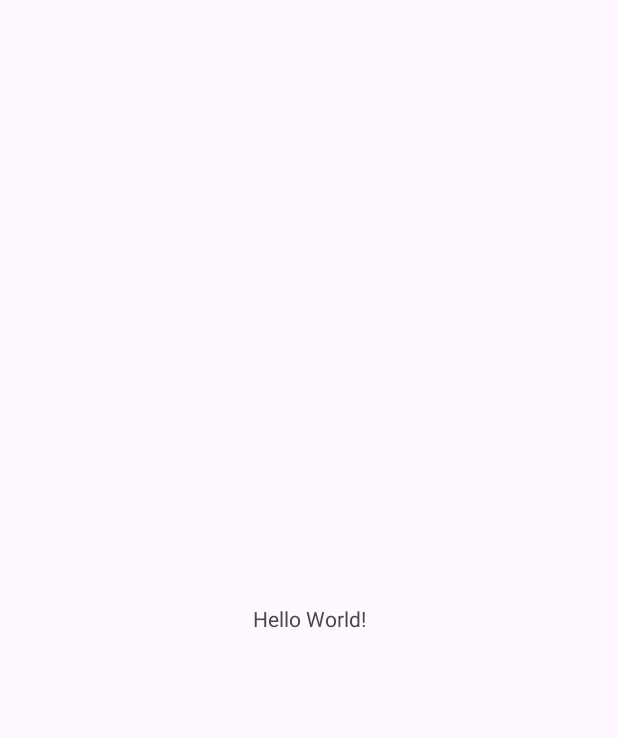
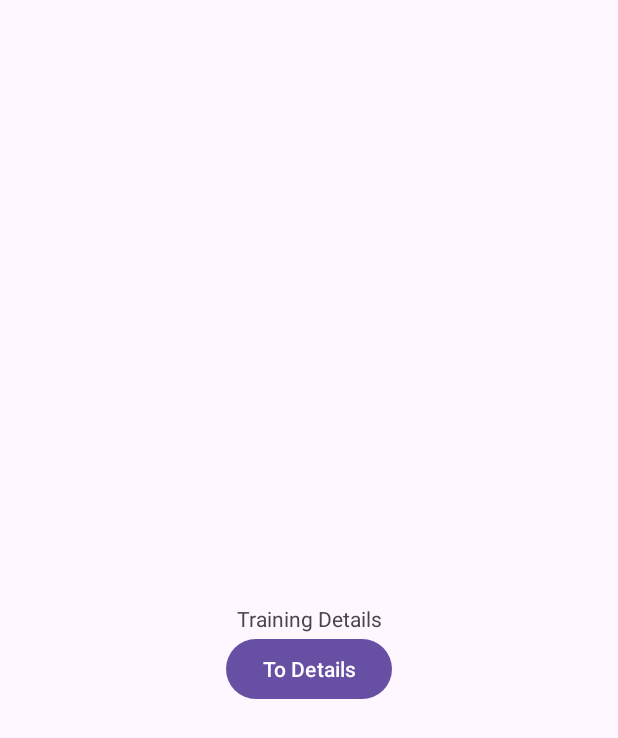
Before and after one commit to GeorgeKusenkov/Kolsanovafit-Test-App, an Android app: the screen it shows after launch (MainActivity), on a phone screen of 412 x 824 dp. Before the commit the part shown is almost empty. Shown: the top 738 px of the screen. Run offline under Robolectric (Android 15) with nearby library versions, the phone set to English and light mode, and no system bars.

Commit message:
Add navigation

```diff
--- a/app/src/main/java/com/kolsanovafit/app/MainActivity.kt
+++ b/app/src/main/java/com/kolsanovafit/app/MainActivity.kt
@@ -5,13 +5,15 @@ import androidx.activity.enableEdgeToEdge
 import androidx.appcompat.app.AppCompatActivity
 import androidx.core.view.ViewCompat
 import androidx.core.view.WindowInsetsCompat
+import androidx.navigation.findNavController
 
 class MainActivity : AppCompatActivity() {
+
     override fun onCreate(savedInstanceState: Bundle?) {
         super.onCreate(savedInstanceState)
         enableEdgeToEdge()
         setContentView(R.layout.activity_main)
-        ViewCompat.setOnApplyWindowInsetsListener(findViewById(R.id.main)) { v, insets ->
+        ViewCompat.setOnApplyWindowInsetsListener(findViewById(R.id.nav_host_fragment)) { v, insets ->
             val systemBars = insets.getInsets(WindowInsetsCompat.Type.systemBars())
             v.setPadding(systemBars.left, systemBars.top, systemBars.right, systemBars.bottom)
             insets
--- a/app/src/main/res/layout/activity_main.xml
+++ b/app/src/main/res/layout/activity_main.xml
@@ -1,19 +1,10 @@
 <?xml version="1.0" encoding="utf-8"?>
-<androidx.constraintlayout.widget.ConstraintLayout xmlns:android="http://schemas.android.com/apk/res/android"
+<androidx.fragment.app.FragmentContainerView
+    xmlns:android="http://schemas.android.com/apk/res/android"
     xmlns:app="http://schemas.android.com/apk/res-auto"
-    xmlns:tools="http://schemas.android.com/tools"
-    android:id="@+id/main"
+    android:id="@+id/nav_host_fragment"
+    android:name="androidx.navigation.fragment.NavHostFragment"
     android:layout_width="match_parent"
     android:layout_height="match_parent"
-    tools:context=".MainActivity">
-
-    <TextView
-        android:layout_width="wrap_content"
-        android:layout_height="wrap_content"
-        android:text="Hello World!"
-        app:layout_constraintBottom_toBottomOf="parent"
-        app:layout_constraintEnd_toEndOf="parent"
-        app:layout_constraintStart_toStartOf="parent"
-        app:layout_constraintTop_toTopOf="parent" />
-
-</androidx.constraintlayout.widget.ConstraintLayout>
+    app:navGraph="@navigation/nav_graph"
+    app:defaultNavHost="true" />
--- /dev/null
+++ b/app/src/main/res/navigation/nav_graph.xml
@@ -0,0 +1,15 @@
+<?xml version="1.0" encoding="utf-8"?>
+<navigation
+    xmlns:android="http://schemas.android.com/apk/res/android"
+    xmlns:app="http://schemas.android.com/apk/res-auto"
+    android:id="@+id/nav_graph"
+    app:startDestination="@id/training_list_nav_graph">
+
+    <include
+        android:id="@+id/training_list_nav_graph"
+        app:graph="@navigation/training_list_nav_graph" />
+
+    <include
+        android:id="@+id/training_details_nav_graph"
+        app:graph="@navigation/training_details_nav_graph" />
+</navigation>
--- /dev/null
+++ b/feature-training-details/src/main/res/navigation/training_details_nav_graph.xml
@@ -0,0 +1,18 @@
+<?xml version="1.0" encoding="utf-8"?>
+<navigation xmlns:android="http://schemas.android.com/apk/res/android"
+    xmlns:app="http://schemas.android.com/apk/res-auto"
+    xmlns:tools="http://schemas.android.com/tools"
+    android:id="@+id/training_details_nav_graph"
+    app:startDestination="@id/trainingDetailsFragment">
+
+    <fragment
+        android:id="@+id/trainingDetailsFragment"
+        android:name="com.kolsanovafit.feature.training.details.TrainingDetailsFragment"
+        tools:layout="@layout/fragment_training_details">
+
+        <argument
+            android:name="trainingId"
+            app:argType="string" />
+    </fragment>
+
+</navigation>
--- /dev/null
+++ b/feature-training-details/src/main/res/values/strings.xml
@@ -0,0 +1,4 @@
+<resources>
+    <!-- TODO: Remove or change this placeholder text -->
+    <string name="hello_blank_fragment">Hello blank fragment</string>
+</resources>
--- a/feature-training-list/build.gradle.kts
+++ b/feature-training-list/build.gradle.kts
@@ -1,6 +1,7 @@
 plugins {
     alias(libs.plugins.android.library)
     alias(libs.plugins.kotlin.android)
+    alias(libs.plugins.navigation)
 }
 
 android {
@@ -27,6 +28,9 @@ android {
         sourceCompatibility = JavaVersion.VERSION_11
         targetCompatibility = JavaVersion.VERSION_11
     }
+    buildFeatures {
+        viewBinding = true
+    }
     kotlinOptions {
         jvmTarget = "11"
     }
@@ -37,6 +41,8 @@ dependencies {
     implementation(libs.androidx.core.ktx)
     implementation(libs.androidx.appcompat)
     implementation(libs.material)
+    implementation(libs.androidx.navigation.fragment.ktx)
+    implementation(libs.androidx.navigation.ui.ktx)
     testImplementation(libs.junit)
     androidTestImplementation(libs.androidx.junit)
     androidTestImplementation(libs.androidx.espresso.core)
--- /dev/null
+++ b/feature-training-list/src/main/java/com/kolsanovafit/feature/training/list/TrainingListFragment.kt
@@ -0,0 +1,51 @@
+package com.kolsanovafit.feature.training.list
+
+import android.os.Bundle
+import androidx.fragment.app.Fragment
+import android.view.LayoutInflater
+import android.view.View
+import android.view.ViewGroup
+import androidx.navigation.fragment.findNavController
+import com.kolsanovafit.feature.training.list.databinding.FragmentTrainingListBinding
+
+class TrainingListFragment : Fragment() {
+
+    private var _binding: FragmentTrainingListBinding? = null
+    private val binding get() = _binding!!
+
+    override fun onCreate(savedInstanceState: Bundle?) {
+        super.onCreate(savedInstanceState)
+    }
+
+    override fun onCreateView(
+        inflater: LayoutInflater, container: ViewGroup?,
+        savedInstanceState: Bundle?
+    ): View? {
+        _binding = FragmentTrainingListBinding.inflate(inflater, container, false)
+        return binding.root
+    }
+
+    override fun onViewCreated(view: View, savedInstanceState: Bundle?) {
+        super.onViewCreated(view, savedInstanceState)
+        setupClickListeners()
+
+    }
+
+    private fun setupClickListeners() {
+        // Например, для перехода к деталям тренировки
+        binding.toDetailsButton.setOnClickListener {
+            navigateToDetails("training_id_1")
+        }
+    }
+
+    private fun navigateToDetails(id: String) {
+        val action = TrainingListFragmentDirections
+            .actionListToDetails(trainingId = id)
+        findNavController().navigate(action)
+    }
+
+    override fun onDestroyView() {
+        super.onDestroyView()
+        _binding = null
+    }
+}
--- /dev/null
+++ b/feature-training-list/src/main/res/layout/fragment_training_list.xml
@@ -0,0 +1,31 @@
+<?xml version="1.0" encoding="utf-8"?>
+<androidx.constraintlayout.widget.ConstraintLayout
+    xmlns:android="http://schemas.android.com/apk/res/android"
+    xmlns:app="http://schemas.android.com/apk/res-auto"
+    xmlns:tools="http://schemas.android.com/tools"
+    android:layout_width="match_parent"
+    android:layout_height="match_parent"
+    tools:context=".TrainingListFragment">
+
+    <!-- TODO: Update blank fragment layout -->
+
+    <TextView
+        android:id="@+id/textView"
+        android:layout_width="wrap_content"
+        android:layout_height="wrap_content"
+        android:text="Training Details"
+        app:layout_constraintBottom_toBottomOf="parent"
+        app:layout_constraintEnd_toEndOf="parent"
+        app:layout_constraintStart_toStartOf="parent"
+        app:layout_constraintTop_toTopOf="parent" />
+
+    <Button
+        android:id="@+id/to_details_button"
+        android:layout_width="wrap_content"
+        android:layout_height="wrap_content"
+        android:text="To Details"
+        app:layout_constraintEnd_toEndOf="parent"
+        app:layout_constraintStart_toStartOf="parent"
+        app:layout_constraintTop_toBottomOf="@+id/textView" />
+
+</androidx.constraintlayout.widget.ConstraintLayout>
--- /dev/null
+++ b/feature-training-list/src/main/res/navigation/training_list_nav_graph.xml
@@ -0,0 +1,23 @@
+<?xml version="1.0" encoding="utf-8"?>
+<navigation
+    xmlns:android="http://schemas.android.com/apk/res/android"
+    xmlns:app="http://schemas.android.com/apk/res-auto"
+    xmlns:tools="http://schemas.android.com/tools"
+    android:id="@+id/training_list_nav_graph"
+    app:startDestination="@id/trainingListFragment">
+
+    <fragment
+        android:id="@+id/trainingListFragment"
+        android:name="com.kolsanovafit.feature.training.list.TrainingListFragment"
+        tools:layout="@layout/fragment_training_list">
+
+        <action
+            android:id="@+id/action_list_to_details"
+            app:destination="@id/training_details_nav_graph">
+            <argument
+                android:name="trainingId"
+                app:argType="string" />
+        </action>
+
+    </fragment>
+</navigation>
--- /dev/null
+++ b/feature-training-list/src/main/res/values/strings.xml
@@ -0,0 +1,4 @@
+<resources>
+    <!-- TODO: Remove or change this placeholder text -->
+    <string name="hello_blank_fragment">Hello blank fragment</string>
+</resources>
--- a/gradle/libs.versions.toml
+++ b/gradle/libs.versions.toml
@@ -9,6 +9,9 @@ appcompat = "1.7.0"
 material = "1.12.0"
 activity = "1.10.1"
 constraintlayout = "2.2.1"
+navigationFragmentKtx = "2.8.9"
+navigationUiKtx = "2.8.9"
+
 
 [libraries]
 androidx-core-ktx = { group = "androidx.core", name = "core-ktx", version.ref = "coreKtx" }
@@ -19,8 +22,11 @@ androidx-appcompat = { group = "androidx.appcompat", name = "appcompat", version
 material = { group = "com.google.android.material", name = "material", version.ref = "material" }
 androidx-activity = { group = "androidx.activity", name = "activity", version.ref = "activity" }
 androidx-constraintlayout = { group = "androidx.constraintlayout", name = "constraintlayout", version.ref = "constraintlayout" }
+androidx-navigation-fragment-ktx = { group = "androidx.navigation", name = "navigation-fragment-ktx", version.ref = "navigationFragmentKtx" }
+androidx-navigation-ui-ktx = { group = "androidx.navigation", name = "navigation-ui-ktx", version.ref = "navigationUiKtx" }
 
 [plugins]
 android-application = { id = "com.android.application", version.ref = "agp" }
 kotlin-android = { id = "org.jetbrains.kotlin.android", version.ref = "kotlin" }
 android-library = { id = "com.android.library", version.ref = "agp" }
+navigation = { id = "androidx.navigation.safeargs.kotlin", version.ref = "navigationFragmentKtx" }
```
Also changed, not shown: app/build.gradle.kts (+11 -0 lines), feature-training-details/build.gradle.kts (+7 -0 lines), feature-training-details/src/main/java/com/kolsanovafit/feature/training/details/TrainingDetailsFragment.kt (added, +43 -0 lines), feature-training-details/src/main/res/layout/fragment_training_details.xml (added, +21 -0 lines).
